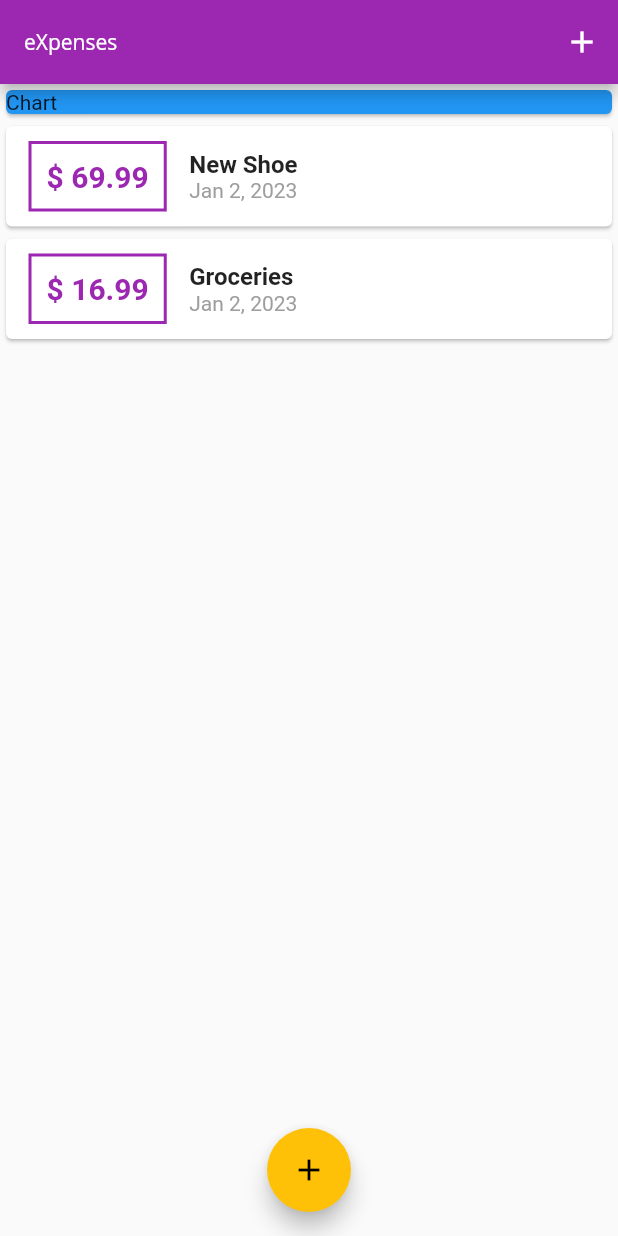
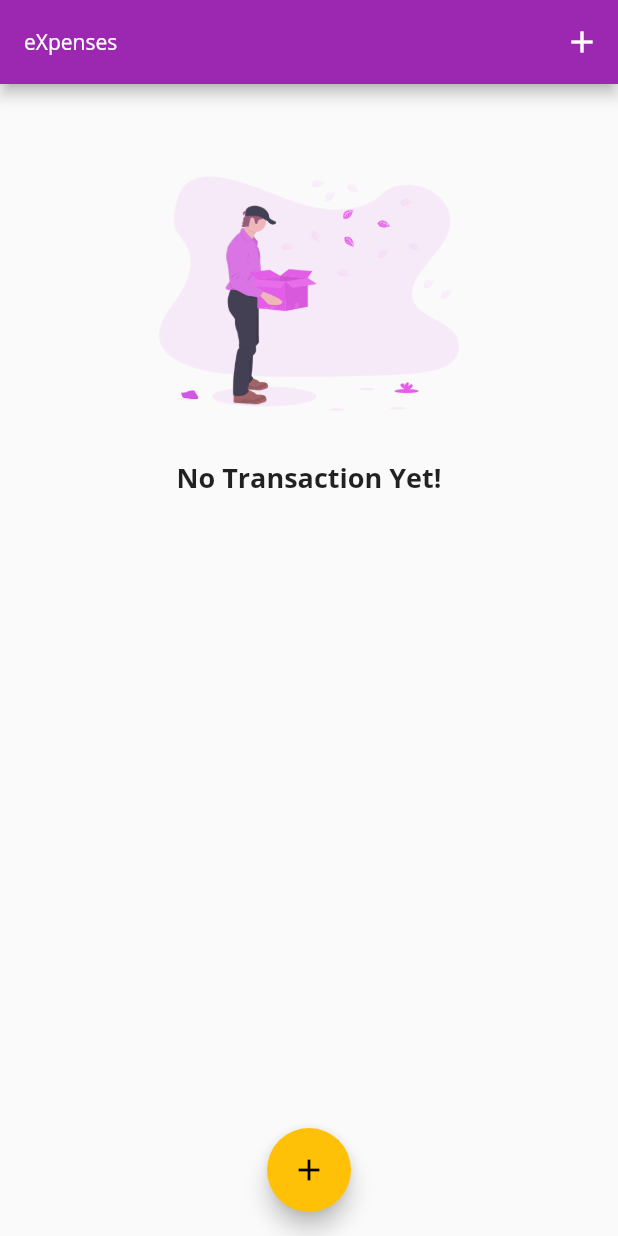
Before and after one commit to Alpha2Chris14/expensesApp, a Flutter app: the screen it shows after launch, on a phone screen of 412 x 824 dp. Run offline on Flutter 3.47's test engine with Material 2 defaults, Android fonts, the phone set to English and light mode, and no system bars.

Commit message:
added Logic for displaying chart using getters

```diff
--- a/lib/main.dart
+++ b/lib/main.dart
@@ -2,6 +2,7 @@ import 'package:expense/widgets/new_transaction.dart';
 import 'package:expense/widgets/transaction_list.dart';
 import 'package:flutter/material.dart';
 import './widgets/user_transactions.dart';
+import './widgets/chart.dart';
 import './models/transaction.dart';
 
 void main() {
@@ -53,20 +54,17 @@ class MyHomePage extends StatefulWidget {
 
 class _MyHomePageState extends State<MyHomePage> {
   // String? titleInput;
-  final List<Transaction> _userTransactions = [
-    Transaction(
-      id: "t1",
-      title: "New Shoe",
-      amount: 69.99,
-      date: DateTime.now(),
-    ),
-    Transaction(
-      id: "t2",
-      title: "Groceries",
-      amount: 16.99,
-      date: DateTime.now(),
-    ),
-  ];
+  final List<Transaction> _userTransactions = [];
+
+  List<Transaction> get _recentTransactions {
+    return _userTransactions.where((tx) {
+      return tx.date.isAfter(
+        DateTime.now().subtract(
+          Duration(days: 7),
+        ),
+      );
+    }).toList();
+  }
 
   void _addNewTransaction(String title, double amount) {
     final newTx = new Transaction(
@@ -103,16 +101,9 @@ class _MyHomePageState extends State<MyHomePage> {
       ),
       body: SingleChildScrollView(
         child: Column(
-          // mainAxisAlignment: MainAxisAlignment.spaceAround,
           crossAxisAlignment: CrossAxisAlignment.stretch,
           children: [
-            Container(
-              width: double.infinity,
-              child: const Card(
-                color: Colors.blue,
-                child: Text("Chart"),
-              ),
-            ),
+            Chart(_recentTransactions),
             TransactionList(_userTransactions)
           ],
         ),
--- /dev/null
+++ b/lib/widgets/chart.dart
@@ -0,0 +1,42 @@
+import 'package:flutter/material.dart';
+import 'package:intl/intl.dart';
+import '../models/transaction.dart';
+
+class Chart extends StatelessWidget {
+  final List<Transaction> recentTransaction;
+  Chart(this.recentTransaction);
+  List<Map<String, Object>> get groupedTransactionValues {
+    return List.generate(
+      7,
+      (index) {
+        final weekDay = DateTime.now().subtract(Duration(days: index));
+        double totalSum = 0.0;
+
+        for (var i = 0; i < recentTransaction.length; i++) {
+          if (recentTransaction[i].date.day == weekDay.day &&
+              recentTransaction[i].date.month == weekDay.month &&
+              recentTransaction[i].date.year == weekDay.year) {
+            totalSum += recentTransaction[i].amount;
+          }
+        }
+        return {
+          'day': DateFormat.E().format(weekDay).substring(0, 1),
+          'amount': totalSum,
+        };
+      },
+    );
+  }
+
+  @override
+  Widget build(BuildContext context) {
+    return Card(
+      elevation: 6,
+      margin: EdgeInsets.all(20),
+      child: Row(
+        children: groupedTransactionValues.map((e) {
+          return Container();
+        }).toList(),
+      ),
+    );
+  }
+}
--- a/lib/widgets/transaction_list.dart
+++ b/lib/widgets/transaction_list.dart
@@ -9,7 +9,26 @@ class TransactionList extends StatelessWidget {
   Widget build(BuildContext context) {
     return Container(
       height: 300,
-      child: ListView.builder(
+      child: transactions.isEmpty
+          ? Column(
+              children: [
+                Container(
+                  height: 200,
+                  child: Image.asset(
+                    "assets/images/no-transactions.png",
+                    fit: BoxFit.cover,
+                  ),
+                ),
+                SizedBox(
+                  height: 10,
+                ),
+                Text(
+                  "No Transaction Yet!",
+                  style: Theme.of(context).textTheme.titleLarge,
+                ),
+              ],
+            )
+          : ListView.builder(
               itemBuilder: (ctx, index) {
                 return Card(
                   child: Row(
--- a/pubspec.yaml
+++ b/pubspec.yaml
@@ -61,8 +61,8 @@ flutter:
   uses-material-design: true
 
   # To add assets to your application, add an assets section, like this:
-  # assets:
-  #   - images/a_dot_burr.jpeg
+  assets:
+    - assets/images/no-transactions.png
   #   - images/a_dot_ham.jpeg
 
   # An image asset can refer to one or more resolution-specific "variants", see
```
Also changed, not shown: assets/images/no-transactions.png (added). Lines whose indentation alone changed are shown as unchanged.
